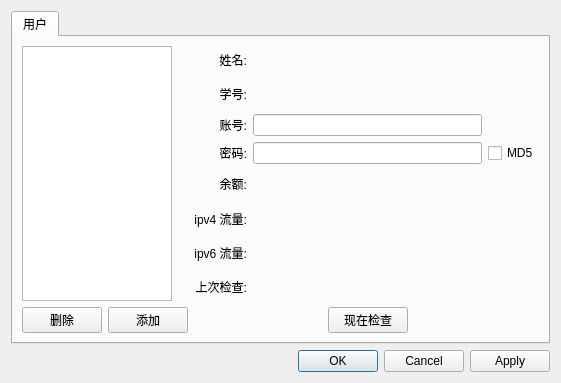
Above: src/settings.ui from ClumsyLee/net.tsinghua before the change. Below: the same form after it.
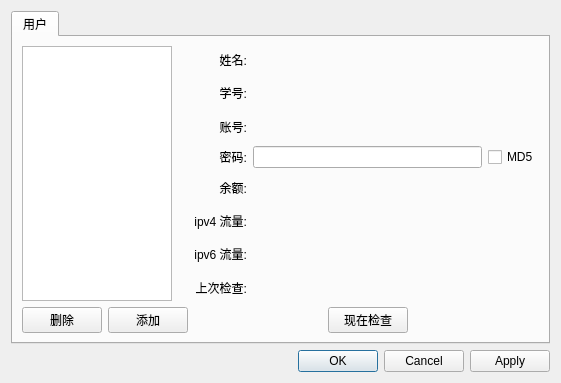
That is the form after the change. Custom widgets are drawn as their Qt base class.

Diff of the .ui file:
```diff
--- a/src/settings.ui
+++ b/src/settings.ui
@@ -109,13 +109,6 @@
              </property>
             </widget>
            </item>
-           <item row="2" column="1">
-            <widget class="QLineEdit" name="username">
-             <property name="placeholderText">
-              <string/>
-             </property>
-            </widget>
-           </item>
            <item row="0" column="0">
             <widget class="QLabel" name="name_label">
              <property name="text">
@@ -267,6 +260,16 @@
              </property>
             </widget>
            </item>
+           <item row="2" column="1">
+            <widget class="QLabel" name="username">
+             <property name="text">
+              <string/>
+             </property>
+             <property name="textInteractionFlags">
+              <set>Qt::LinksAccessibleByMouse|Qt::TextSelectableByMouse</set>
+             </property>
+            </widget>
+           </item>
           </layout>
          </item>
         </layout>
```
Left out of the diff: 41 changed lines with no effect on the pictures.
